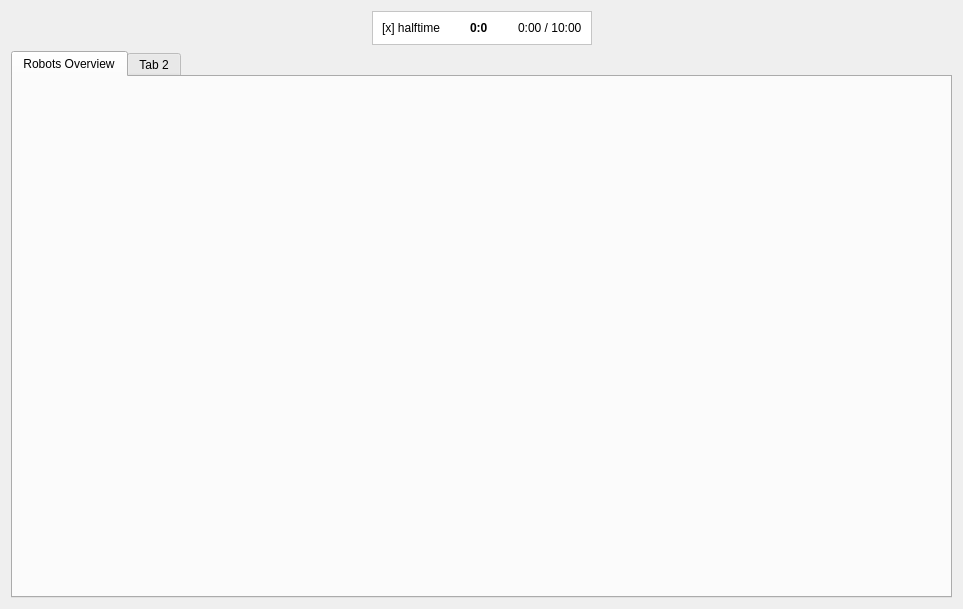
First picture: the form in bitbots_live_tool/resources/main.ui, repository MosHumanoid/bitbots_misc, before the edit.
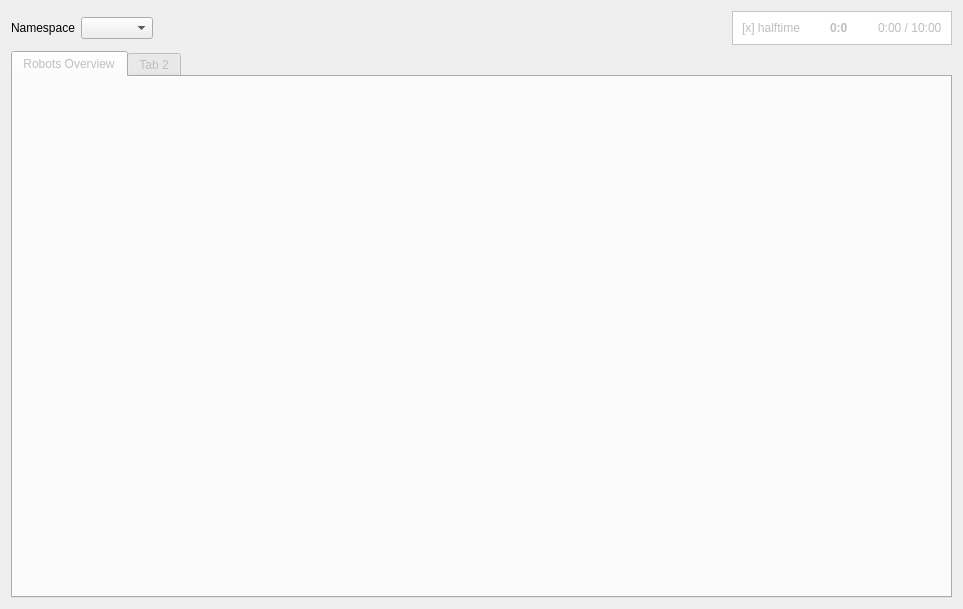
Second picture: the form after the edit. Custom widgets are drawn as their Qt base class.

Commit message:
implement selection of automatically detected namespace
with this, the gui will only show messages under a specific namespace
and the user is able to choose which

Patch:
```diff
--- a/bitbots_live_tool/resources/main.ui
+++ b/bitbots_live_tool/resources/main.ui
@@ -15,7 +15,17 @@
   </property>
   <layout class="QVBoxLayout" name="verticalLayout_2">
    <item>
-    <layout class="QHBoxLayout" name="horizontalLayout_2">
+    <layout class="QHBoxLayout" name="topbarLayout">
+     <item>
+      <widget class="QLabel" name="label">
+       <property name="text">
+        <string>Namespace</string>
+       </property>
+      </widget>
+     </item>
+     <item>
+      <widget class="NamespaceSelect" name="namespaceSelect"/>
+     </item>
      <item>
       <spacer name="horizontalSpacer">
        <property name="orientation">
@@ -31,6 +41,9 @@
      </item>
      <item>
       <widget class="GameInfoFrame" name="gameInfoFrame">
+       <property name="enabled">
+        <bool>false</bool>
+       </property>
        <property name="styleSheet">
         <string notr="true">background-color: rgb(255, 255, 255);</string>
        </property>
@@ -83,23 +96,13 @@
        </layout>
       </widget>
      </item>
-     <item>
-      <spacer name="horizontalSpacer_3">
-       <property name="orientation">
-        <enum>Qt::Horizontal</enum>
-       </property>
-       <property name="sizeHint" stdset="0">
-        <size>
-         <width>40</width>
-         <height>20</height>
-        </size>
-       </property>
-      </spacer>
-     </item>
     </layout>
    </item>
    <item>
     <widget class="QTabWidget" name="tabWidget">
+     <property name="enabled">
+      <bool>false</bool>
+     </property>
      <property name="autoFillBackground">
       <bool>false</bool>
      </property>
@@ -130,6 +133,16 @@
     <slot>setHalftime(QInt8)</slot>
     <slot>setTime(QInt8,QInt8)</slot>
     <slot>setScore(QInt8,QInt8)</slot>
+    <slot>setNamespace(QString)</slot>
+   </slots>
+  </customwidget>
+  <customwidget>
+   <class>NamespaceSelect</class>
+   <extends>QComboBox</extends>
+   <header>bitbots_live_tool_gui.qt.namespace_select</header>
+   <slots>
+    <signal>namespaceChanged(QString)</signal>
+    <signal>availableNamespacesChanged(QList)</signal>
    </slots>
   </customwidget>
  </customwidgets>
```
Left out of the diff: 24 changed lines with no effect on the pictures. The commit also changes 4 other files.
